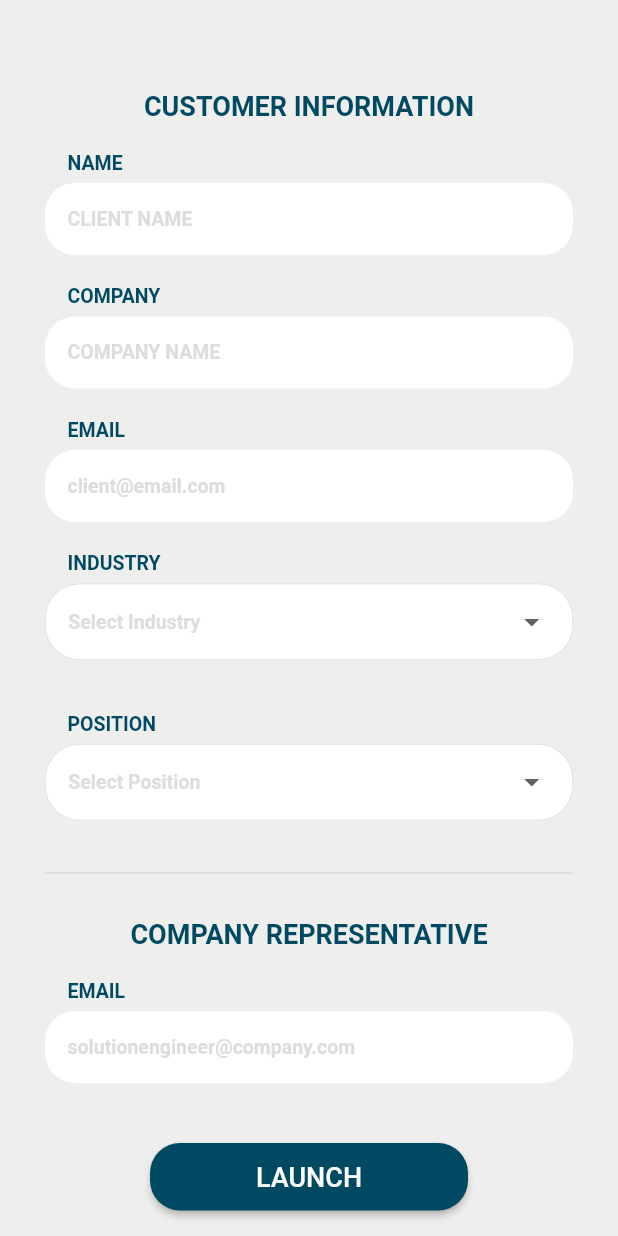
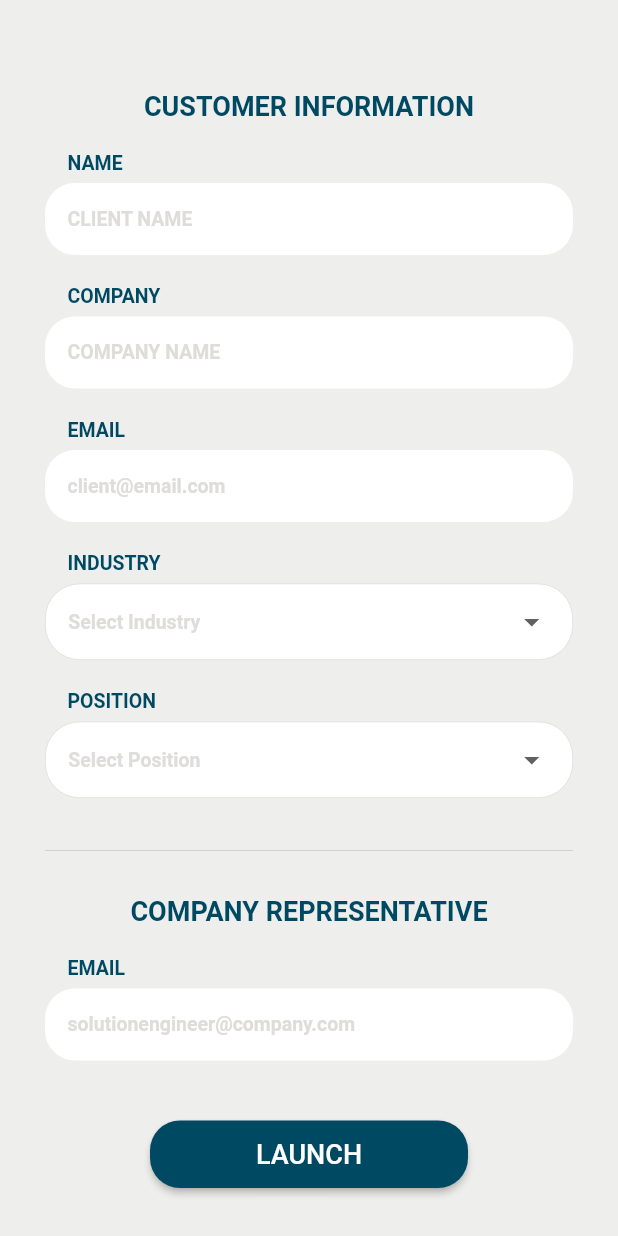
Before and after one commit to SonQBChau/brand_root_solution, a Flutter app: the screen it shows after launch, on a phone screen of 412 x 824 dp. Run offline on Flutter 3.47's test engine with Material 2 defaults, Android fonts, the phone set to English and light mode, and no system bars.

Commit message:
Update industry_widget.dart

```diff
--- a/lib/widgets/industry_widget.dart
+++ b/lib/widgets/industry_widget.dart
@@ -72,7 +72,7 @@ class IndustryWidget extends StatelessWidget {
           ),
           buildErrorMessage(introForm),
           SizedBox(
-            height: 30,
+            height: 15,
           ),
         ],
       ),
```
